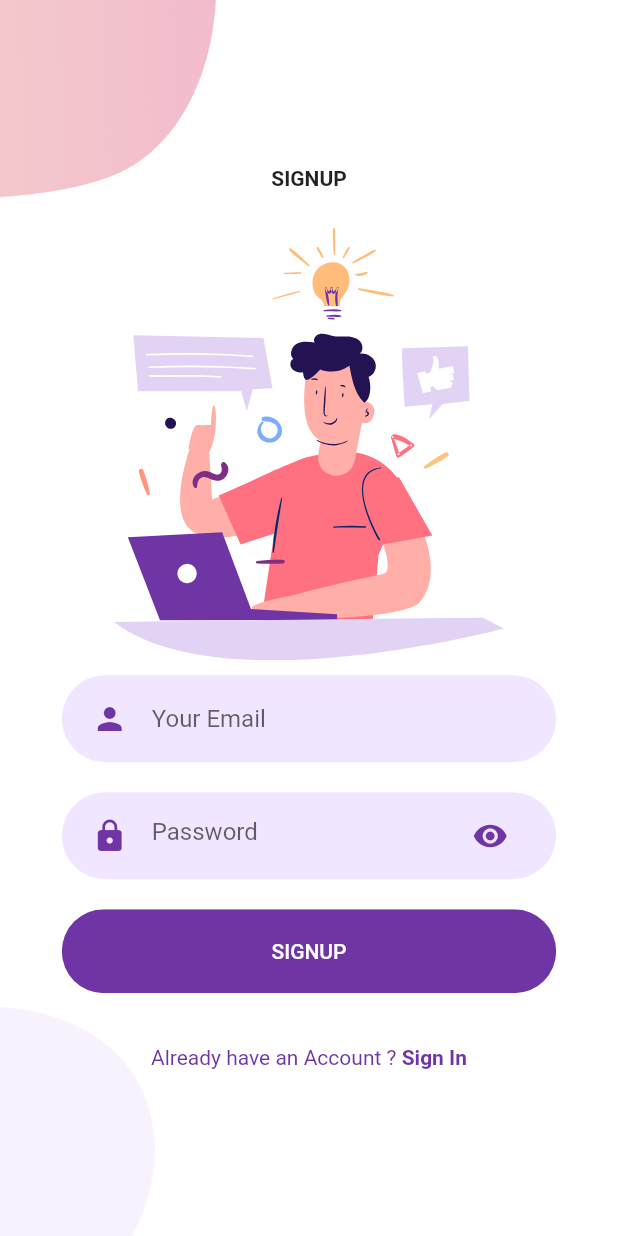
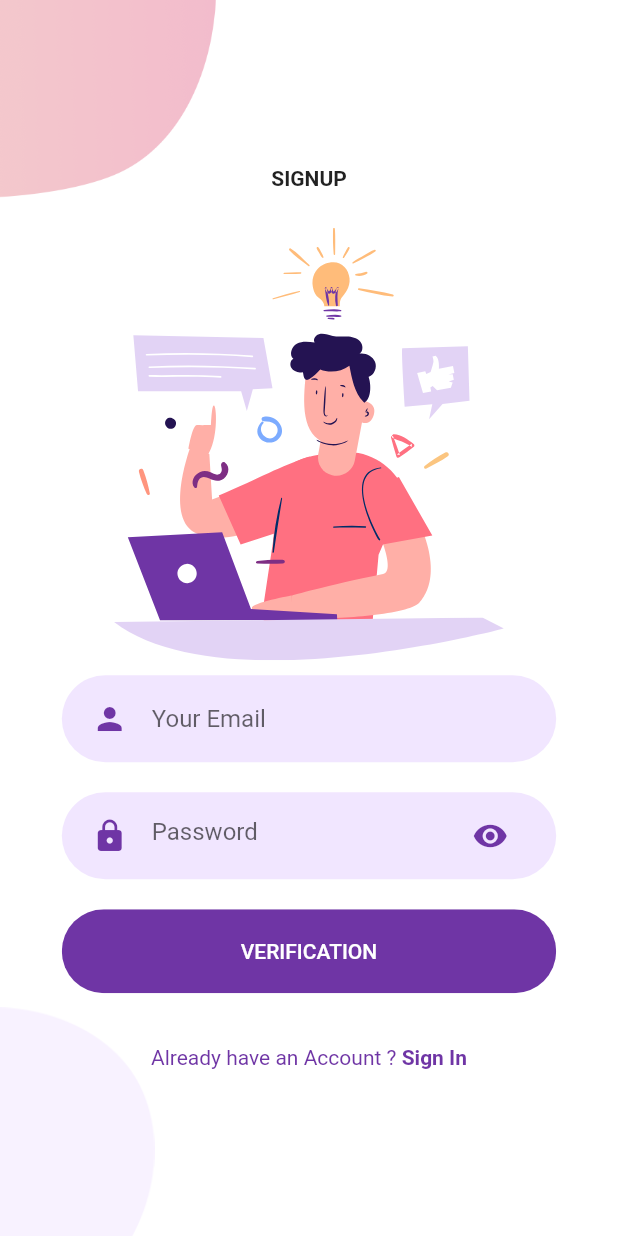
Before and after one commit to keyur81/login_signup_screen, a Flutter app: the SignUpScreen screen opened directly, on a phone screen of 412 x 824 dp. Run offline on Flutter 3.47's test engine with Material 2 defaults, Android fonts, the phone set to English and light mode, and no system bars; our stand-ins replace flutter_svg.

Commit message:
change structure

```diff
--- a/lib/Screens/Login/components/body.dart
+++ b/lib/Screens/Login/components/body.dart
@@ -18,6 +18,7 @@ class Body extends StatelessWidget {
     Size size = MediaQuery.of(context).size;
     return Background(
       child: Column(
+        mainAxisAlignment: MainAxisAlignment.center,
         children: <Widget>[
           const Text(
             "LOGIN",
--- a/lib/Screens/Signup/components/body.dart
+++ b/lib/Screens/Signup/components/body.dart
@@ -3,6 +3,7 @@ import 'package:flutter_svg/svg.dart';
 import 'package:login_signup_screen/Screens/Login/components/rounded_passwod_field.dart';
 import 'package:login_signup_screen/Screens/Login/login_screen.dart';
 import 'package:login_signup_screen/Screens/Signup/components/background.dart';
+import 'package:login_signup_screen/Screens/verification/verification_screen.dart';
 import 'package:login_signup_screen/components/already_have_an_account_check.dart';
 import 'package:login_signup_screen/components/rounded_button.dart';
 import 'package:login_signup_screen/components/rounded_input_field.dart';
@@ -38,8 +39,17 @@ class Body extends StatelessWidget {
               onChanged: (value) {},
             ),
             RoundedButton(
-              text: "SIGNUP",
-              press: () {},
+              text: "VERIFICATION",
+              press: () {
+                Navigator.push(
+                  context,
+                  MaterialPageRoute(
+                    builder: (context) {
+                      return Verification();
+                    },
+                  ),
+                );
+              },
             ),
             SizedBox(height: size.height * 0.03),
             AlreadyHaveAnAccountCheck(
--- a/lib/Screens/Signup/signup_screen.dart
+++ b/lib/Screens/Signup/signup_screen.dart
@@ -5,7 +5,7 @@ class SignUpScreen extends StatelessWidget {
   @override
   Widget build(BuildContext context) {
     return Scaffold(
-      body: Body(),
+      body: const Body(),
     );
   }
 }
--- /dev/null
+++ b/lib/Screens/verification/verification_screen.dart
@@ -0,0 +1,13 @@
+import 'package:flutter/material.dart';
+import 'package:login_signup_screen/Screens/Login/components/body.dart';
+
+class Verification extends StatelessWidget {
+  const Verification({ Key? key }) : super(key: key);
+
+  @override
+  Widget build(BuildContext context) {
+    return Scaffold(
+            body: const Body(),
+    );
+  }
+}
```
